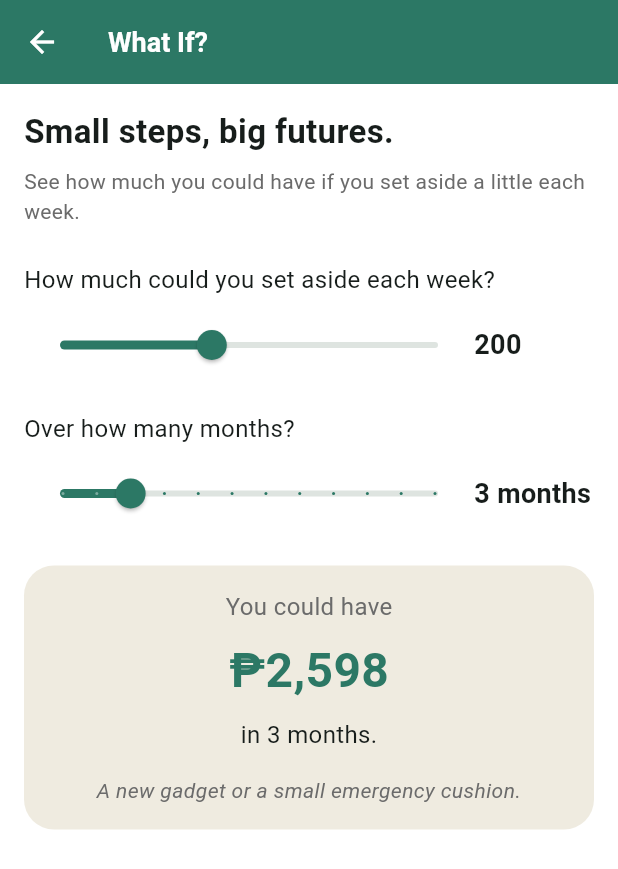
After one commit to billee/lifebudget, a Flutter app: the WhatIfScreen screen opened directly, on a phone screen of 412 x 824 dp. The commit adds this screen. Shown: the top 869 px of the screen. Run offline on Flutter 3.47's test engine with Material 3 defaults, Android fonts, the phone set to English and light mode, and no system bars; our stand-ins replace flutter_riverpod, font_awesome_flutter, go_router, shared_preferences, sqflite; accounts and stored records are empty.

Commit message:
create what if

```diff
--- a/lib/presentation/screens/home/goals_preview.dart
+++ b/lib/presentation/screens/home/goals_preview.dart
@@ -24,7 +24,7 @@ class GoalsPreview extends ConsumerWidget {
                 style: TextStyle(fontSize: 16, fontWeight: FontWeight.bold)),
             const SizedBox(height: 8),
             SizedBox(
-              height: 120,
+              height: 150, // enough room for all content
               child: ListView.separated(
                 scrollDirection: Axis.horizontal,
                 itemCount: activeGoals.length,
@@ -33,9 +33,7 @@ class GoalsPreview extends ConsumerWidget {
                   final goal = activeGoals[index];
                   final progress = goal.progressPercent;
                   return GestureDetector(
-                    onTap: () {
-                      // Navigate to goals tab? Optional.
-                    },
+                    onTap: () {},
                     child: Container(
                       width: 160,
                       padding: const EdgeInsets.all(12),
@@ -49,7 +47,7 @@ class GoalsPreview extends ConsumerWidget {
                           Row(
                             children: [
                               Text(goal.emoji,
-                                  style: const TextStyle(fontSize: 24)),
+                                  style: const TextStyle(fontSize: 22)),
                               const SizedBox(width: 8),
                               Expanded(
                                 child: Text(goal.title,
@@ -60,11 +58,17 @@ class GoalsPreview extends ConsumerWidget {
                               ),
                             ],
                           ),
-                          const SizedBox(height: 8),
+                          const SizedBox(height: 6),
                           Text(
-                            '${formatAmount(goal.dailyAmount)}/day',
+                            'Save ${formatAmount(goal.dailyAmount)}/day',
                             style: const TextStyle(
-                                fontSize: 12, color: AppColors.textSecondary),
+                                fontSize: 11, color: AppColors.textSecondary),
+                          ),
+                          const SizedBox(height: 2),
+                          Text(
+                            'Target: ${formatAmount(goal.targetAmount)}',
+                            style: const TextStyle(
+                                fontSize: 11, color: AppColors.textSecondary),
                           ),
                           const SizedBox(height: 4),
                           ClipRRect(
@@ -81,7 +85,7 @@ class GoalsPreview extends ConsumerWidget {
                           Text(
                             '${formatAmount(goal.currentAmount)} / ${formatAmount(goal.targetAmount)}',
                             style: const TextStyle(
-                                fontSize: 12, color: AppColors.textSecondary),
+                                fontSize: 11, color: AppColors.textSecondary),
                           ),
                         ],
                       ),
--- a/lib/presentation/screens/home/home_screen.dart
+++ b/lib/presentation/screens/home/home_screen.dart
@@ -17,6 +17,7 @@ import '../../../core/constants/app_colors.dart';
 import '../../../core/utils/emotional_messages.dart';
 import '../../../core/utils/number_formatter.dart';
 import '../slip_up/slip_up_screen.dart';
+import '../what_if/what_if_screen.dart';
 
 class HomeScreen extends ConsumerWidget {
   const HomeScreen({super.key});
@@ -266,6 +267,22 @@ class HomeScreen extends ConsumerWidget {
                         ),
                       ),
                     ),
+                    const SizedBox(height: 8),
+                    Center(
+                      child: TextButton(
+                        onPressed: () {
+                          Navigator.of(context).push(
+                            MaterialPageRoute(
+                                builder: (_) => const WhatIfScreen()),
+                          );
+                        },
+                        child: const Text(
+                          "What if I saved a little?",
+                          style: TextStyle(
+                              color: AppColors.textSecondary, fontSize: 14),
+                        ),
+                      ),
+                    ),
                   ],
                   const SizedBox(height: 100),
                 ],
--- a/lib/presentation/screens/home/jar_row_widget.dart
+++ b/lib/presentation/screens/home/jar_row_widget.dart
@@ -87,7 +87,9 @@ class JarRowWidget extends StatelessWidget {
               displayedAmount = plannedAmount;
           }
 
-          return JarCardWidget(
+          return SizedBox(
+            height: 150,
+            child: JarCardWidget(
               icon: _iconForFrequency(exp.frequency),
               name: exp.title,
               plannedAmount: exp.amount,
@@ -95,6 +97,7 @@ class JarRowWidget extends StatelessWidget {
               actualAmount: displayedAmount,
               color: _colorForTitle(exp.title),
               overBudgetRatio: overBudgetRatio,
+            ),
           );
         },
       ),
--- /dev/null
+++ b/lib/presentation/screens/what_if/what_if_screen.dart
@@ -0,0 +1,155 @@
+import 'package:flutter/material.dart';
+import 'package:flutter_riverpod/flutter_riverpod.dart';
+import '../../../core/constants/app_colors.dart';
+import '../../../core/utils/number_formatter.dart';
+import '../../providers/transaction_provider.dart';
+
+class WhatIfScreen extends ConsumerStatefulWidget {
+  const WhatIfScreen({super.key});
+
+  @override
+  ConsumerState<WhatIfScreen> createState() => _WhatIfScreenState();
+}
+
+class _WhatIfScreenState extends ConsumerState<WhatIfScreen> {
+  double _weeklyAmount = 200;
+  int _months = 3;
+
+  @override
+  Widget build(BuildContext context) {
+    final allTxnsAsync = ref.watch(allTransactionsProvider);
+    double monthlyIncome = 0;
+    allTxnsAsync.whenData((txns) {
+      for (final t in txns) {
+        if (t.type == 'income') monthlyIncome += t.amount;
+      }
+    });
+    final double sliderMax = (monthlyIncome * 0.2).clamp(500, 10000);
+    final double projectedTotal = _weeklyAmount * 4.33 * _months;
+    final String projectedString = formatAmount(projectedTotal);
+
+    return Scaffold(
+      appBar: AppBar(
+        title: const Text('What If?', style: TextStyle(color: Colors.white)),
+        backgroundColor: AppColors.primary,
+        iconTheme: const IconThemeData(color: Colors.white),
+      ),
+      body: SingleChildScrollView(
+        padding: const EdgeInsets.all(16),
+        child: Column(
+          crossAxisAlignment: CrossAxisAlignment.start,
+          children: [
+            const Text(
+              'Small steps, big futures.',
+              style: TextStyle(fontSize: 22, fontWeight: FontWeight.bold),
+            ),
+            const SizedBox(height: 8),
+            const Text(
+              'See how much you could have if you set aside a little each week.',
+              style: TextStyle(color: AppColors.textSecondary),
+            ),
+            const SizedBox(height: 24),
+
+            // Weekly amount slider
+            const Text('How much could you set aside each week?',
+                style: TextStyle(fontSize: 16)),
+            const SizedBox(height: 8),
+            Row(
+              children: [
+                Expanded(
+                  child: Slider(
+                    value: _weeklyAmount,
+                    min: 0,
+                    max: sliderMax,
+                    divisions: ((sliderMax) / 10).ceil(),
+                    label: formatAmount(_weeklyAmount),
+                    activeColor: AppColors.primary,
+                    onChanged: (val) => setState(() => _weeklyAmount = val),
+                  ),
+                ),
+                SizedBox(
+                  width: 80,
+                  child: Text(formatAmount(_weeklyAmount),
+                      style: const TextStyle(
+                          fontWeight: FontWeight.bold, fontSize: 18)),
+                ),
+              ],
+            ),
+            const SizedBox(height: 20),
+
+            // Number of months
+            const Text('Over how many months?', style: TextStyle(fontSize: 16)),
+            const SizedBox(height: 8),
+            Row(
+              children: [
+                Expanded(
+                  child: Slider(
+                    value: _months.toDouble(),
+                    min: 1,
+                    max: 12,
+                    divisions: 11,
+                    label: '$_months months',
+                    activeColor: AppColors.primary,
+                    onChanged: (val) => setState(() => _months = val.round()),
+                  ),
+                ),
+                SizedBox(
+                  width: 80,
+                  child: Text('$_months months',
+                      style: const TextStyle(
+                          fontWeight: FontWeight.bold, fontSize: 18)),
+                ),
+              ],
+            ),
+            const SizedBox(height: 24),
+
+            // Projection
+            Container(
+              width: double.infinity,
+              padding: const EdgeInsets.all(16),
+              decoration: BoxDecoration(
+                color: AppColors.cardBackground,
+                borderRadius: BorderRadius.circular(20),
+              ),
+              child: Column(
+                children: [
+                  const Text('You could have',
+                      style: TextStyle(
+                          fontSize: 16, color: AppColors.textSecondary)),
+                  const SizedBox(height: 8),
+                  Text(
+                    '₱$projectedString',
+                    style: const TextStyle(
+                        fontSize: 32,
+                        fontWeight: FontWeight.bold,
+                        color: AppColors.primary),
+                  ),
+                  const SizedBox(height: 8),
+                  Text(
+                    'in $_months month${_months > 1 ? 's' : ''}.',
+                    style: const TextStyle(fontSize: 16),
+                  ),
+                  const SizedBox(height: 16),
+                  Text(
+                    _inspirationMessage(_weeklyAmount, projectedTotal),
+                    textAlign: TextAlign.center,
+                    style: const TextStyle(
+                        color: AppColors.textSecondary,
+                        fontStyle: FontStyle.italic),
+                  ),
+                ],
+              ),
+            ),
+          ],
+        ),
+      ),
+    );
+  }
+
+  String _inspirationMessage(double weekly, double total) {
+    if (total < 500) return 'Enough for a small treat.';
+    if (total < 2000) return 'A weekend getaway or a nice dinner out.';
+    if (total < 10000) return 'A new gadget or a small emergency cushion.';
+    return 'A real step toward something big.';
+  }
+}
```
Lines whose indentation alone changed are shown as unchanged.
